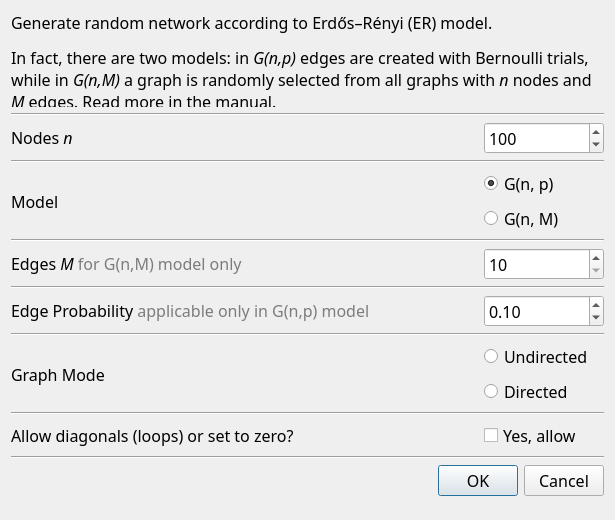
Qt form src/forms/dialogranderdosrenyi.ui (socnetv/app) before a commit.
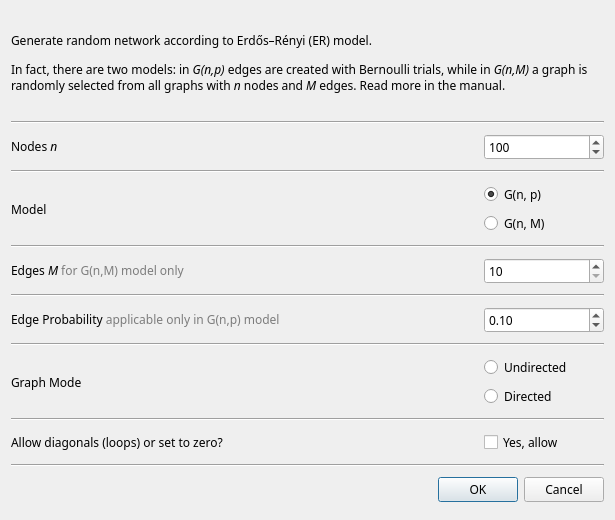
The same form after that commit.

Commit message: fixed pointsizes in macos

The edit to the form file:
```diff
--- a/src/forms/dialogranderdosrenyi.ui
+++ b/src/forms/dialogranderdosrenyi.ui
@@ -28,11 +28,6 @@
     <height>600</height>
    </size>
   </property>
-  <property name="font">
-   <font>
-    <pointsize>12</pointsize>
-   </font>
-  </property>
   <property name="windowTitle">
    <string>Erdős–Rényi network generator</string>
   </property>
@@ -60,7 +55,6 @@
      <property name="font">
       <font>
        <family>Sans Serif</family>
-       <pointsize>12</pointsize>
       </font>
      </property>
      <property name="frameShape">
@@ -82,11 +76,6 @@
    </item>
    <item row="1" column="0">
     <widget class="Line" name="line">
-     <property name="font">
-      <font>
-       <pointsize>12</pointsize>
-      </font>
-     </property>
      <property name="orientation">
       <enum>Qt::Horizontal</enum>
      </property>
@@ -111,7 +100,6 @@
        <property name="font">
         <font>
          <family>Sans Serif</family>
-         <pointsize>12</pointsize>
         </font>
        </property>
        <property name="text">
@@ -136,7 +124,6 @@
        <property name="font">
         <font>
          <family>Sans Serif</family>
-         <pointsize>12</pointsize>
         </font>
        </property>
        <property name="minimum">
@@ -154,11 +141,6 @@
    </item>
    <item row="3" column="0">
     <widget class="Line" name="line_2">
-     <property name="font">
-      <font>
-       <pointsize>12</pointsize>
-      </font>
-     </property>
      <property name="orientation">
       <enum>Qt::Horizontal</enum>
      </property>
@@ -183,7 +165,6 @@
        <property name="font">
         <font>
          <family>Sans Serif</family>
-         <pointsize>12</pointsize>
         </font>
        </property>
        <property name="text">
@@ -204,7 +185,6 @@
          <property name="font">
           <font>
            <family>Sans Serif</family>
-           <pointsize>12</pointsize>
           </font>
          </property>
          <property name="toolTip">
@@ -244,7 +224,6 @@
          <property name="font">
           <font>
            <family>Sans Serif</family>
-           <pointsize>12</pointsize>
           </font>
          </property>
          <property name="toolTip">
@@ -267,11 +246,6 @@
    </item>
    <item row="5" column="0">
     <widget class="Line" name="line_3">
-     <property name="font">
-      <font>
-       <pointsize>12</pointsize>
-      </font>
-     </property>
      <property name="orientation">
       <enum>Qt::Horizontal</enum>
      </property>
@@ -299,7 +273,6 @@
        <property name="font">
         <font>
          <family>Sans Serif</family>
-         <pointsize>12</pointsize>
         </font>
        </property>
        <property name="text">
@@ -318,7 +291,6 @@
        <property name="font">
         <font>
          <family>Sans Serif</family>
-         <pointsize>12</pointsize>
         </font>
        </property>
        <property name="minimum">
@@ -333,11 +305,6 @@
    </item>
    <item row="7" column="0">
     <widget class="Line" name="line_4">
-     <property name="font">
-      <font>
-       <pointsize>12</pointsize>
-      </font>
-     </property>
      <property name="orientation">
       <enum>Qt::Horizontal</enum>
      </property>
@@ -362,7 +329,6 @@
        <property name="font">
         <font>
          <family>Sans Serif</family>
-         <pointsize>12</pointsize>
         </font>
        </property>
        <property name="text">
@@ -387,7 +353,6 @@
        <property name="font">
         <font>
          <family>Sans Serif</family>
-         <pointsize>12</pointsize>
         </font>
        </property>
        <property name="minimum">
@@ -408,11 +373,6 @@
    </item>
    <item row="9" column="0">
     <widget class="Line" name="line_5">
-     <property name="font">
-      <font>
-       <pointsize>12</pointsize>
-      </font>
-     </property>
      <property name="orientation">
       <enum>Qt::Horizontal</enum>
      </property>
@@ -437,7 +397,6 @@
        <property name="font">
         <font>
          <family>Sans Serif</family>
-         <pointsize>12</pointsize>
         </font>
        </property>
        <property name="text">
@@ -464,7 +423,6 @@
          <property name="font">
           <font>
            <family>Sans Serif</family>
-           <pointsize>12</pointsize>
           </font>
          </property>
          <property name="text">
@@ -495,7 +453,6 @@
          <property name="font">
           <font>
            <family>Sans Serif</family>
-           <pointsize>12</pointsize>
           </font>
          </property>
          <property name="text">
@@ -515,11 +472,6 @@
    </item>
    <item row="11" column="0">
     <widget class="Line" name="line_6">
-     <property name="font">
-      <font>
-       <pointsize>12</pointsize>
-      </font>
-     </property>
      <property name="orientation">
       <enum>Qt::Horizontal</enum>
      </property>
@@ -544,7 +496,6 @@
        <property name="font">
         <font>
          <family>Sans Serif</family>
-         <pointsize>12</pointsize>
         </font>
        </property>
        <property name="text">
@@ -571,7 +522,6 @@
          <property name="font">
           <font>
            <family>Sans Serif</family>
-           <pointsize>12</pointsize>
           </font>
          </property>
          <property name="text">
@@ -588,11 +538,6 @@
    </item>
    <item row="13" column="0">
     <widget class="Line" name="line_7">
-     <property name="font">
-      <font>
-       <pointsize>12</pointsize>
-      </font>
-     </property>
      <property name="orientation">
       <enum>Qt::Horizontal</enum>
      </property>
@@ -603,7 +548,6 @@
      <property name="font">
       <font>
        <family>Sans Serif</family>
-       <pointsize>12</pointsize>
        <weight>50</weight>
        <bold>false</bold>
       </font>
```
The commit also changes 15 other files.
